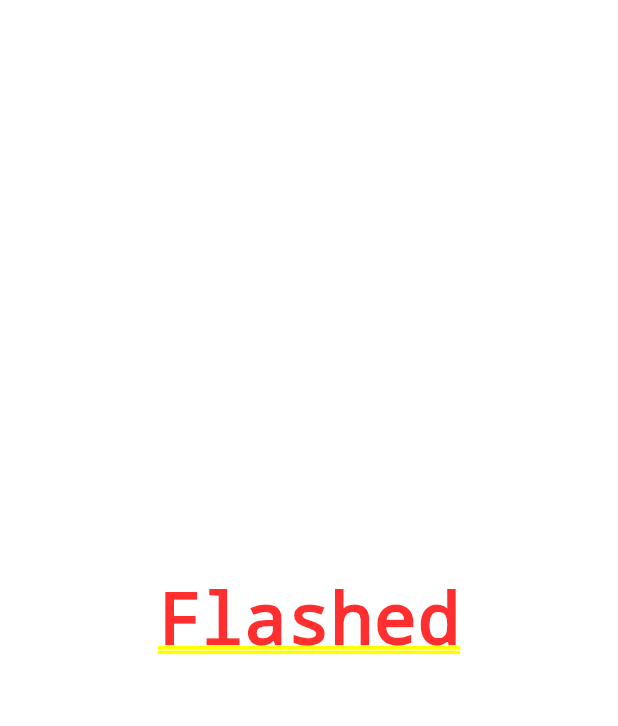
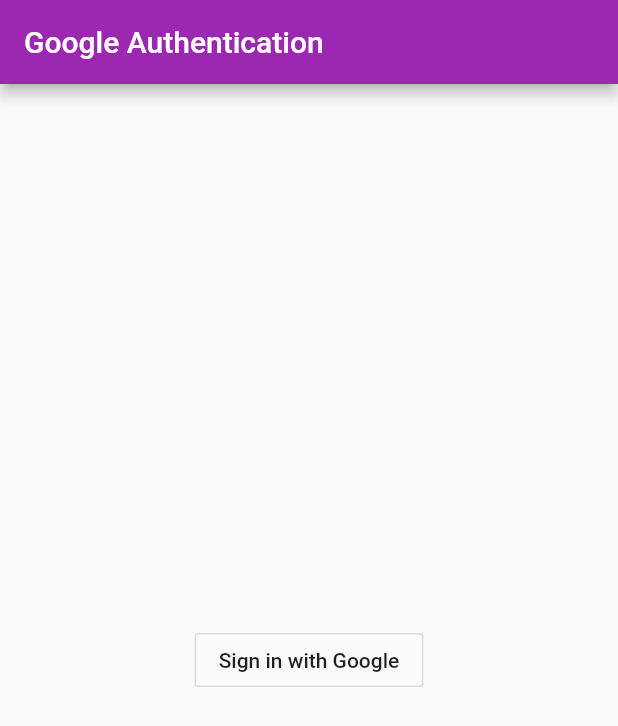
Before and after one commit to SuhanaNadeem/Personalized-Flash-Briefings, a Flutter app: the screen it shows after launch, on a phone screen of 412 x 824 dp. Shown: the top 726 px of the screen. Run offline on Flutter 3.47's test engine with Material 2 defaults, Android fonts, the phone set to English and light mode, and no system bars.

Commit message:
made sign in button and log in scaffold

```diff
--- a/flashed/lib/main.dart
+++ b/flashed/lib/main.dart
@@ -1,10 +1,30 @@
 import 'package:flutter/material.dart';
+import 'package:flutter/cupertino.dart';
+void main()=> runApp(MyApp());
 
-void main() {
-  runApp(
-      MaterialApp(
-        home: Center(child: Text('Flashed'),
+class MyApp extends StatefulWidget {
+  @override
+  _MyAppState createState() => _MyAppState();
+}
+
+class _MyAppState extends State<MyApp> {
+  @override
+  Widget build(BuildContext context) {
+    return MaterialApp(
+      theme: ThemeData(
+        primarySwatch: Colors.purple,
       ),
-    ),
-  );
+      home: Scaffold(
+        appBar: AppBar(
+          title: Text("Google Authentication"),
+        ),
+        body: Center(
+          child: OutlineButton(
+            onPressed: (){},
+            child: Text("Sign in with Google"),
+          ),
+        ),
+      ),
+    );
+  }
 }
--- a/plan.txt
+++ b/plan.txt
@@ -14,6 +14,7 @@ Other Functionality
 Preliminary Steps
 * First: decide if Dart + Flutter can be used for all of these functions
 1. Create basic app
+--> login page that leads to four pages (only one functional for now, w one topic )
 2. Allow Google Video search within the app
 3. Allow choice of videos
 4. Cut videos into a flash briefing that stops with speech
```
